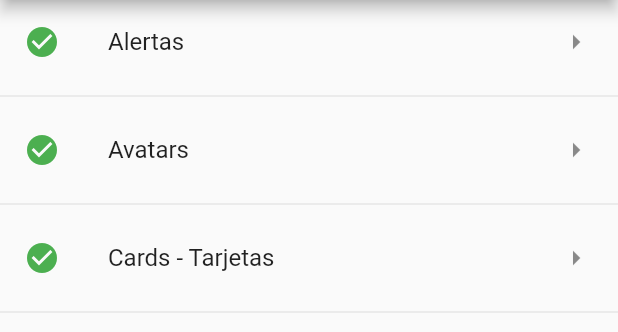
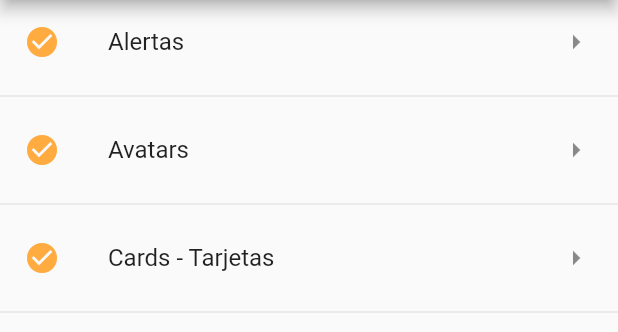
Before and after one commit to specializeddevel/Flutter_FH, a Flutter app: the screen it shows after launch, on a phone screen of 412 x 824 dp, the part 84-416 px from its top. Run offline on Flutter 3.47's test engine with Material 2 defaults, Android fonts, the phone set to English and light mode, and no system bars.

```diff
--- a/lib/pages/home_page.dart
+++ b/lib/pages/home_page.dart
@@ -33,7 +33,7 @@ class HomePage extends StatelessWidget {
     datos.forEach( (opt) {
       Widget widgetTemp = ListTile(
         title: Text(opt['texto']),
-        leading: Icon(Icons.check_circle, color: Colors.green,),
+        leading: Icon(Icons.check_circle, color: Colors.orangeAccent,),
         trailing: Icon(Icons.arrow_right),
         onTap: (){
 
```
